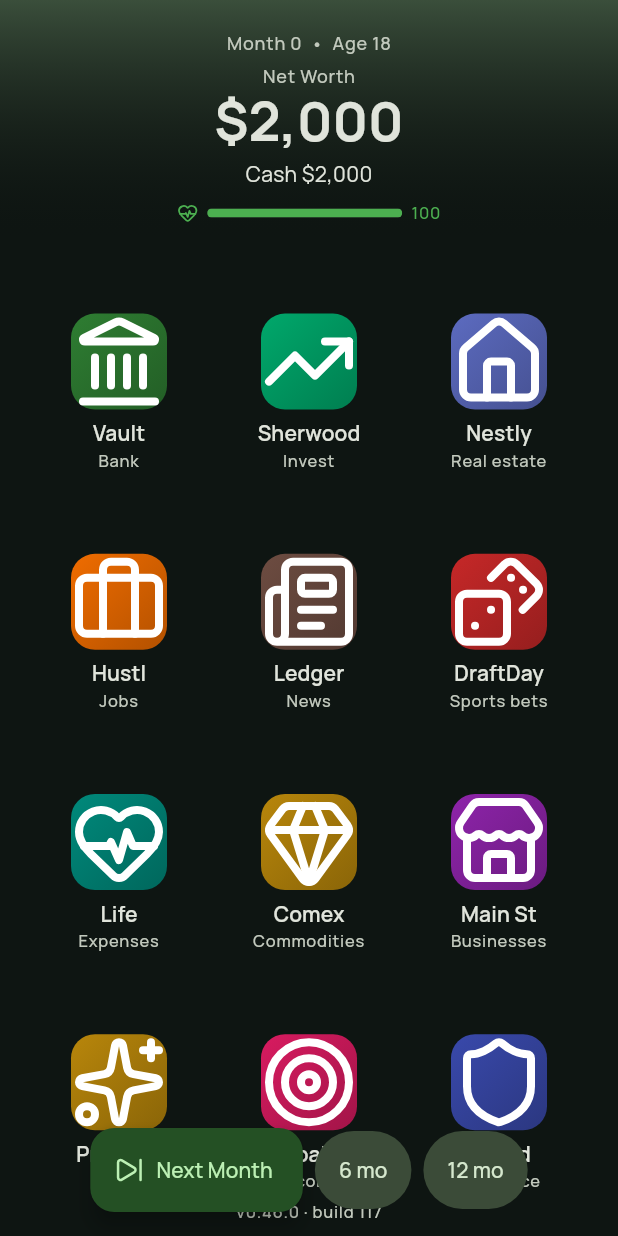
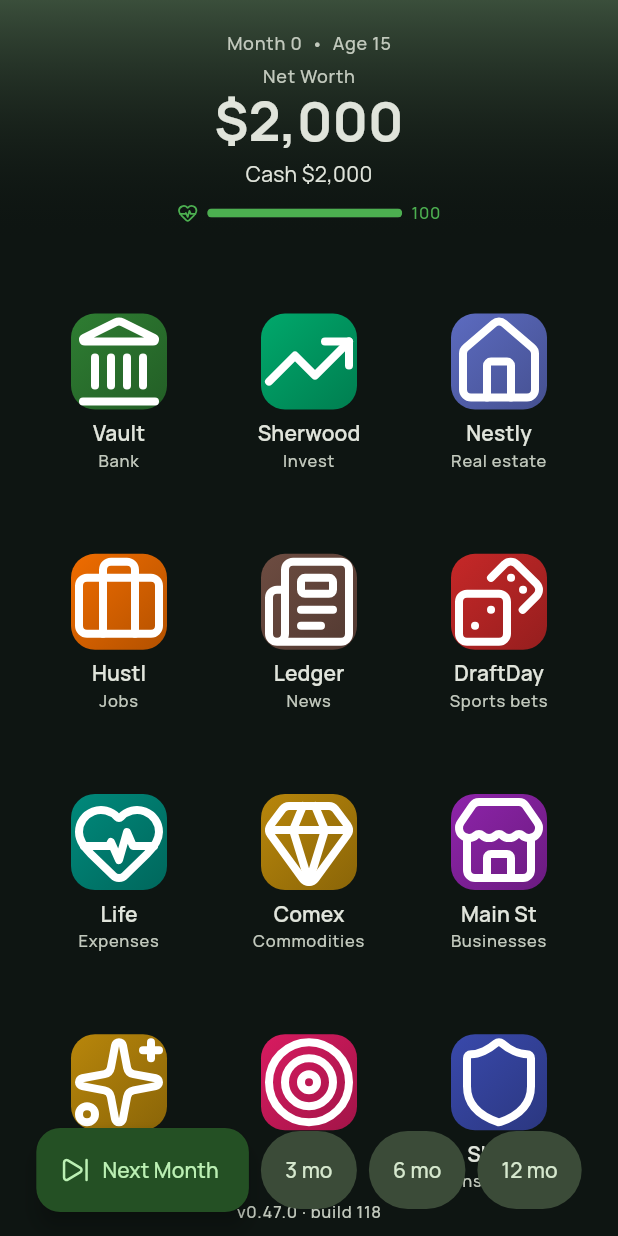
Before and after one commit to Armandoxh/Territorygame, a Flutter app: the screen it shows after launch, on a phone screen of 412 x 824 dp. Run offline on Flutter 3.47's test engine with Material 3 defaults, Android fonts, the phone set to English and light mode, and no system bars; our stand-ins replace flutter_svg, google_fonts.

Commit message:
Add 3-month skip; start life at age 15 instead of 18 (build 118)
- advanceControls now offers a 3 mo fast-forward alongside 6/12. Same
  generic fastForward(n) machinery — each month is really simulated and
  aggregated, so the recap math is exact (no shortcut/estimate).

- Catalog.startAge 18 -> 15. ageYears, expenses, credit-history length,
  rivals baseline, and all user-facing copy (intro line, prestige/death
  restart buttons, README, pubspec, CLAUDE.md) now derive from startAge
  instead of a hardcoded 18. The player is grandfathered into the starter
  service track at construction, so promotions still work at 15; other
  career tracks (minAge 18) simply open at 18, which reads as 'part-time
  gig now, real careers at 18.' Updated the core test's start-age
  assertion to track Catalog.startAge.

https://claude.ai/code/session_01JqBticQH2m2VG91X5ciAMv

```diff
--- a/wealthquest/lib/data/catalog.dart
+++ b/wealthquest/lib/data/catalog.dart
@@ -15,7 +15,7 @@ import '../models/job.dart';
 class Catalog {
   Catalog._();
 
-  static const int startAge = 18;
+  static const int startAge = 15;
   static const double startingCash = 2000;
 
   /// How many advances ("Next Month") make up a year. Change this one number to
@@ -857,7 +857,7 @@ class Catalog {
   /// trades off ramp time, ceiling, and the schooling/debt it demands. Rung pay
   /// is per month; rungMonths[i] is how long you spend on rung i before the next.
   static const List<CareerTrack> careerTracks = [
-    // ☕ No degree, start at 18, low ceiling — but zero debt and instant income.
+    // ☕ No degree, the starter track, low ceiling — zero debt, instant income.
     CareerTrack(
       id: 'service',
       name: 'Service & Hospitality',
--- a/wealthquest/lib/data/rivals.dart
+++ b/wealthquest/lib/data/rivals.dart
@@ -11,7 +11,7 @@ class Rival {
   final String name;
   final String emoji;
   final String blurb;
-  final double startNetWorth; // at month 0 (age 18)
+  final double startNetWorth; // at month 0 (your start age)
   final double monthlyGrowth; // compound, per month
   final double wobble; // ± fractional swing
   final double phase;
--- a/wealthquest/lib/state/game_controller.dart
+++ b/wealthquest/lib/state/game_controller.dart
@@ -782,7 +782,8 @@ class GameController extends ChangeNotifier {
   /// payoff for behaving well.
   int get creditScore {
     var s = 580.0;
-    s += ((ageYears - 18) * 4).clamp(0, 60); // length of history
+    s += ((ageYears - Catalog.startAge) * 4)
+        .clamp(0, 60); // length of history (years since you started)
     if (netWorth > 0) s += (netWorth / 8000).clamp(0, 120); // assets
     s -= (monthsCashNegative * 25).clamp(0, 120); // recent missed/overdrawn
     if (debt > 0) s -= (debt / 1000).clamp(0, 80); // revolving debt
@@ -878,7 +879,8 @@ class GameController extends ChangeNotifier {
         SportsEngine.featuredParlays(sportsSlate, Random(_nextEventId));
     netWorthHistory.add(netWorth);
     currentRumors = NewsEngine.generateEdition(_rng, day);
-    _log('You turn 18 and land a job as a ${job.title}. Time to build wealth.');
+    _log("You're ${Catalog.startAge}, with a part-time gig as a ${job.title} "
+        'and a few dollars to your name. Time to build wealth.');
   }
 
   List<Rumor> currentRumorsForAsset(String assetId) =>
--- a/wealthquest/lib/ui/widgets/app_scaffold.dart
+++ b/wealthquest/lib/ui/widgets/app_scaffold.dart
@@ -103,7 +103,7 @@ Future<void> fastForward(BuildContext context, GameController game, int n) async
 }
 
 /// The bottom controls shared by the home screen and every app: advance one
-/// month, or fast-forward 6 / 12 months at once.
+/// month, or fast-forward 3 / 6 / 12 months at once.
 Widget advanceControls(BuildContext context, GameController game) {
   return FittedBox(
     fit: BoxFit.scaleDown,
@@ -117,6 +117,8 @@ Widget advanceControls(BuildContext context, GameController game) {
               size: 20, color: Theme.of(context).colorScheme.onPrimaryContainer),
           label: const Text('Next Month'),
         ),
+        const SizedBox(width: 8),
+        _FfButton(label: '3 mo', onPressed: () => fastForward(context, game, 3)),
         const SizedBox(width: 8),
         _FfButton(label: '6 mo', onPressed: () => fastForward(context, game, 6)),
         const SizedBox(width: 8),
--- a/wealthquest/lib/version.dart
+++ b/wealthquest/lib/version.dart
@@ -4,7 +4,7 @@
 /// notable features) — see wealthquest/CLAUDE.md. The badge pinned at the top
 /// of the home header shows this, so you can instantly confirm the live page is
 /// the latest build (and not a stale cache).
-const String kAppVersion = '0.46.0';
-const int kBuildNumber = 117;
+const String kAppVersion = '0.47.0';
+const int kBuildNumber = 118;
 
 String get appVersionLabel => 'v$kAppVersion · build $kBuildNumber';
--- a/wealthquest/pubspec.yaml
+++ b/wealthquest/pubspec.yaml
@@ -1,7 +1,7 @@
 name: wealthquest
-description: "A mobile life-sim / stock-market game. Start at 18 with a day job; each Next Month advances a month — watch your investments perform."
+description: "A mobile life-sim / stock-market game. Start at 15 with a day job; each Next Month advances a month — watch your investments perform."
 publish_to: "none"
-version: 0.46.0+117
+version: 0.47.0+118
 
 environment:
   sdk: ">=3.4.0 <4.0.0"
```
Also changed, not shown: wealthquest/lib/ui/phone_home.dart (+4 -3 lines), 5 other files.
